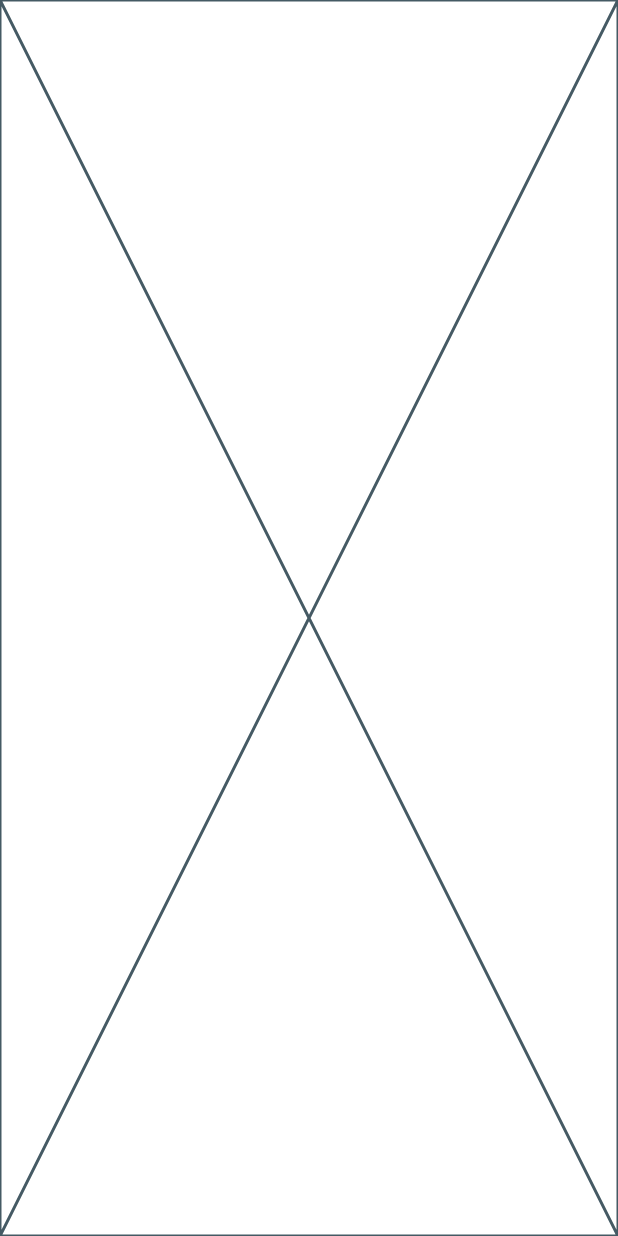
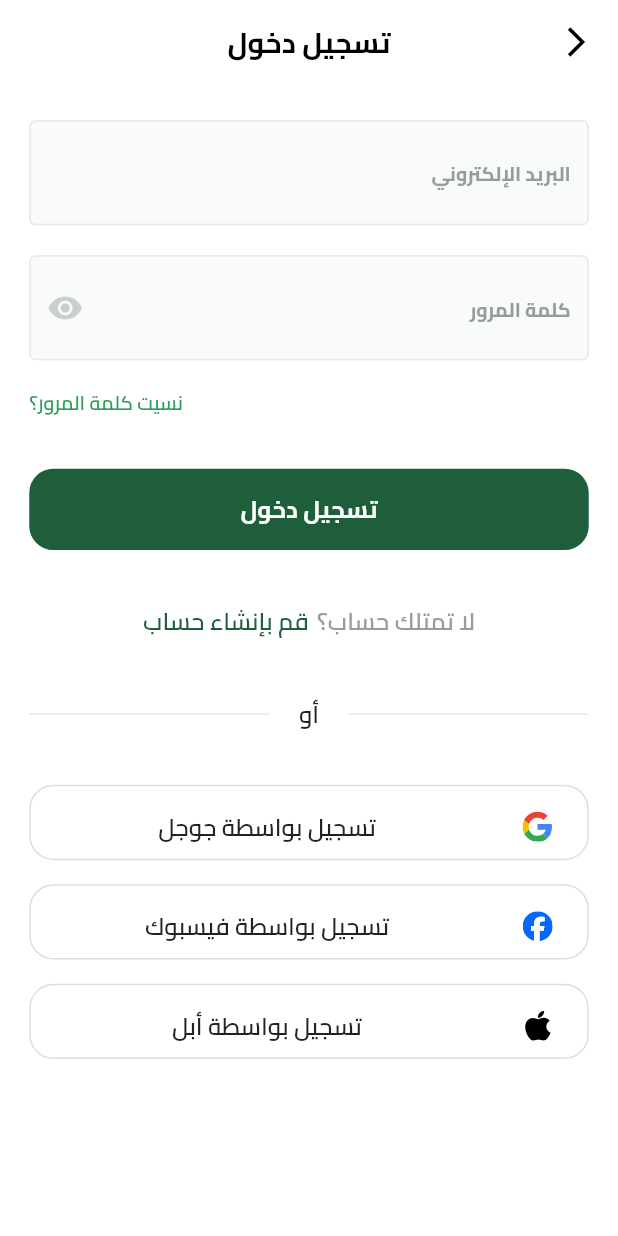
Before and after one commit to AbdelrahmanHydara/Fruit-Hub, a Flutter app: the screen it shows after launch, after a tap on "تخط", on a phone screen of 412 x 824 dp. Run offline on Flutter 3.47's test engine with Material 2 defaults, Android fonts, the phone set to English and light mode, and no system bars; our stand-ins replace dots_indicator, flutter_screenutil, flutter_svg, shared_preferences.

Commit message:
- added login screen - added custom text form field - added icons << facebook - google - apple >> - added social login - added some widgets

```diff
--- a/lib/core/constants.dart
+++ b/lib/core/constants.dart
@@ -1 +1,3 @@
 const isOnBoardingSeen = "isOnBoardingSeen";
+
+const AppHorizontalPadding = 18;
--- a/lib/core/helpers/spacing.dart
+++ b/lib/core/helpers/spacing.dart
@@ -8,5 +8,3 @@ SizedBox verticalSpace(double height) => SizedBox(
 SizedBox horizontalSpace(double width) => SizedBox(
   width: width.w,
 );
-
-const AppHorizontalPadding = 18.0;
--- a/lib/core/theming/app_colors.dart
+++ b/lib/core/theming/app_colors.dart
@@ -5,6 +5,7 @@ class AppColors {
   AppColors._();
 
   static const Color primaryColor = Color(0xFF1F5E3B);
+  static const Color lightPrimaryColor = Color(0xFF2D9F5D);
 
   static const Color myWhite = Colors.white;
   static const Color myBlack = Colors.black;
--- a/lib/core/widgets/app_button.dart
+++ b/lib/core/widgets/app_button.dart
@@ -1,6 +1,7 @@
 import 'package:flutter/material.dart';
 import 'package:flutter_screenutil/flutter_screenutil.dart';
 import 'package:fruits_app/core/theming/app_colors.dart';
+import 'package:fruits_app/core/theming/app_text_styles.dart';
 
 class AppButton extends StatelessWidget {
   const AppButton({super.key, required this.text, required this.onPressed,});
@@ -23,7 +24,7 @@ class AppButton extends StatelessWidget {
           onPressed: onPressed,
           child: Text(
             text,
-            style: TextStyle(
+            style: AppTextStyles.bold16.copyWith(
               color: Colors.white,
             ),
           )
--- /dev/null
+++ b/lib/core/widgets/app_text_form_field.dart
@@ -0,0 +1,41 @@
+import 'package:flutter/material.dart';
+import 'package:flutter_screenutil/flutter_screenutil.dart';
+import 'package:fruits_app/core/theming/app_text_styles.dart';
+
+class AppTextFormField extends StatelessWidget {
+  const AppTextFormField({super.key,
+    required this.hintText, required this.keyboardType, this.suffixIcon});
+
+  final TextInputType keyboardType;
+  final String hintText;
+  final Widget? suffixIcon;
+
+  @override
+  Widget build(BuildContext context) {
+    return TextFormField(
+      keyboardType: keyboardType,
+      decoration: InputDecoration(
+        suffixIcon: suffixIcon,
+        hintText: hintText,
+        hintStyle: AppTextStyles.bold13.copyWith(
+          color: const Color(0xFF949D9E),
+        ),
+        filled: true,
+        fillColor: const Color(0xFFF9FAFA),
+        enabledBorder: buildOutlineInputBorder(),
+        focusedBorder: buildOutlineInputBorder(),
+        border: buildOutlineInputBorder(),
+      ),
+    );
+  }
+
+  OutlineInputBorder buildOutlineInputBorder() {
+    return OutlineInputBorder(
+        borderRadius: BorderRadius.circular(4.r),
+        borderSide: BorderSide(
+          width: 1,
+          color: const Color(0xFFFE6E9E9),
+        ),
+      );
+  }
+}
--- /dev/null
+++ b/lib/core/widgets/custom_appbar.dart
@@ -0,0 +1,26 @@
+import 'package:flutter/material.dart';
+import 'package:fruits_app/core/helpers/extensions.dart';
+import 'package:fruits_app/core/theming/app_text_styles.dart';
+
+AppBar buildAppBar(BuildContext context,{required String title}) {
+  return AppBar(
+    backgroundColor: Colors.white,
+    elevation: 0,
+    centerTitle: true,
+    leading: GestureDetector(
+      onTap: () {
+        context.pop();
+      },
+      child: Icon(
+        Icons.arrow_back_ios_outlined,
+        color: Colors.black,
+      ),
+    ),
+    title: Text(
+      title,
+      style: AppTextStyles.bold19.copyWith(
+        color: Colors.black,
+      ),
+    ),
+  );
+}
--- /dev/null
+++ b/lib/core/widgets/or_divider.dart
@@ -0,0 +1,33 @@
+import 'package:flutter/material.dart';
+import 'package:flutter_screenutil/flutter_screenutil.dart';
+import 'package:fruits_app/core/constants.dart';
+import 'package:fruits_app/core/theming/app_text_styles.dart';
+
+class OrDivider extends StatelessWidget {
+  const OrDivider({super.key});
+
+  @override
+  Widget build(BuildContext context) {
+    return Row(
+      children: [
+        buildDivider(),
+        Padding(
+          padding: EdgeInsets.symmetric(horizontal: AppHorizontalPadding.w),
+          child: Text(
+            "أو",
+            style: AppTextStyles.semiBold16,
+          ),
+        ),
+        buildDivider(),
+      ],
+    );
+  }
+
+  Expanded buildDivider() {
+    return Expanded(
+        child: Divider(
+          color: const Color(0xFFDCDEDE),
+        ),
+      );
+  }
+}
--- a/lib/features/auth/login/screens/login_screen.dart
+++ b/lib/features/auth/login/screens/login_screen.dart
@@ -1,10 +1,18 @@
 import 'package:flutter/material.dart';
+import 'package:fruits_app/core/widgets/custom_appbar.dart';
+import 'widgets/login_screen_body.dart';
 
 class LoginScreen extends StatelessWidget {
   const LoginScreen({super.key});
 
   @override
   Widget build(BuildContext context) {
-    return const Placeholder();
+    return Scaffold(
+      appBar: buildAppBar(context,
+          title: "تسجيل دخول",
+      ),
+      body: LoginScreenBody(),
+    );
   }
+
 }
--- /dev/null
+++ b/lib/features/auth/login/screens/widgets/app_form_field.dart
@@ -0,0 +1,30 @@
+import 'package:flutter/material.dart';
+import 'package:fruits_app/core/helpers/spacing.dart';
+import 'package:fruits_app/core/widgets/app_text_form_field.dart';
+
+class AppFormField extends StatelessWidget {
+  const AppFormField({super.key});
+
+  @override
+  Widget build(BuildContext context) {
+    return Column(
+      children: [
+        verticalSpace(24),
+        AppTextFormField(
+          keyboardType: TextInputType.emailAddress,
+          hintText: "البريد الإلكتروني",
+        ),
+        verticalSpace(20),
+        AppTextFormField(
+          keyboardType: TextInputType.emailAddress,
+          hintText: "كلمة المرور",
+          suffixIcon: Icon(
+            Icons.remove_red_eye_rounded,
+            color: const Color(0xFFC9CECF),
+          ),
+        ),
+        verticalSpace(16),
+      ],
+    );
+  }
+}
--- /dev/null
+++ b/lib/features/auth/login/screens/widgets/dont_have_an_account.dart
@@ -0,0 +1,30 @@
+import 'package:flutter/material.dart';
+import 'package:fruits_app/core/helpers/spacing.dart';
+import 'package:fruits_app/core/theming/app_colors.dart';
+import 'package:fruits_app/core/theming/app_text_styles.dart';
+
+class DontHaveAnAccount  extends StatelessWidget {
+  const DontHaveAnAccount ({super.key});
+
+  @override
+  Widget build(BuildContext context) {
+    return Row(
+      mainAxisAlignment: MainAxisAlignment.center,
+      children: [
+        Text(
+          "لا تمتلك حساب؟",
+          style: AppTextStyles.semiBold16.copyWith(
+            color: const Color(0xFF949D9E),
+          ),
+        ),
+        horizontalSpace(5),
+        Text(
+          "قم بإنشاء حساب",
+          style: AppTextStyles.semiBold16.copyWith(
+            color: AppColors.primaryColor,
+          ),
+        ),
+      ],
+    );
+  }
+}
--- /dev/null
+++ b/lib/features/auth/login/screens/widgets/login_screen_body.dart
@@ -0,0 +1,53 @@
+import 'package:flutter/material.dart';
+import 'package:flutter_screenutil/flutter_screenutil.dart';
+import 'package:fruits_app/core/constants.dart';
+import 'package:fruits_app/core/helpers/spacing.dart';
+import 'package:fruits_app/core/theming/app_colors.dart';
+import 'package:fruits_app/core/theming/app_text_styles.dart';
+import 'package:fruits_app/core/widgets/app_button.dart';
+import 'package:fruits_app/core/widgets/or_divider.dart';
+import 'app_form_field.dart';
+import 'dont_have_an_account.dart';
+import 'social_button.dart';
+import 'social_login.dart';
+
+class LoginScreenBody extends StatelessWidget {
+  const LoginScreenBody({super.key});
+
+  @override
+  Widget build(BuildContext context) {
+    return SingleChildScrollView(
+      child: Padding(
+        padding: EdgeInsets.symmetric(horizontal: AppHorizontalPadding.w),
+        child: Column(
+          crossAxisAlignment: CrossAxisAlignment.end,
+          children: [
+            const AppFormField(),
+            buildForgetPassword(),
+            verticalSpace(32),
+            AppButton(
+                text: "تسجيل دخول",
+                onPressed: () {
+
+                }),
+            verticalSpace(32),
+            const DontHaveAnAccount(),
+            verticalSpace(32),
+            const OrDivider(),
+            verticalSpace(32),
+            const SocialLogin(),
+          ],
+        ),
+      ),
+    );
+  }
+
+  Text buildForgetPassword() {
+    return Text(
+      "نسيت كلمة المرور؟",
+      style: AppTextStyles.semiBold13.copyWith(
+        color: AppColors.lightPrimaryColor,
+      ),
+    );
+  }
+}
--- /dev/null
+++ b/lib/features/auth/login/screens/widgets/social_button.dart
@@ -0,0 +1,41 @@
+import 'package:flutter/material.dart';
+import 'package:flutter_screenutil/flutter_screenutil.dart';
+import 'package:flutter_svg/flutter_svg.dart';
+import 'package:fruits_app/core/theming/app_text_styles.dart';
+
+class SocialButton extends StatelessWidget {
+  const SocialButton({super.key, required this.image, required this.text, required this.onPressed});
+
+  final String image, text;
+  final void Function() onPressed;
+
+  @override
+  Widget build(BuildContext context) {
+    return SizedBox(
+      height: 50.h,
+      child: TextButton(
+        style: TextButton.styleFrom(
+          shape: RoundedRectangleBorder(
+            borderRadius: BorderRadius.circular(16.r),
+            side: const BorderSide(
+              width: 1,
+              color: Color(0xFFDCDEDE),
+            ),
+          )
+        ),
+        onPressed: onPressed,
+        child: ListTile(
+          visualDensity: const VisualDensity(
+            vertical: VisualDensity.minimumDensity,
+          ),
+          leading: SvgPicture.asset(image),
+          title: Text(
+            text,
+            textAlign: TextAlign.center,
+            style: AppTextStyles.semiBold16,
+          ),
+        ),
+      ),
+    );
+  }
+}
--- /dev/null
+++ b/lib/features/auth/login/screens/widgets/social_login.dart
@@ -0,0 +1,39 @@
+import 'package:flutter/material.dart';
+import 'package:fruits_app/core/helpers/spacing.dart';
+
+import 'social_button.dart';
+
+class SocialLogin extends StatelessWidget {
+  const SocialLogin({super.key});
+
+  @override
+  Widget build(BuildContext context) {
+    return Column(
+      children: [
+        SocialButton(
+          image: 'assets/svg/google_icon.svg',
+          text: 'تسجيل بواسطة جوجل',
+          onPressed: () {
+
+          },
+        ),
+        verticalSpace(16),
+        SocialButton(
+          image: 'assets/svg/facebook_icon.svg',
+          text: 'تسجيل بواسطة فيسبوك',
+          onPressed: () {
+
+          },
+        ),
+        verticalSpace(16),
+        SocialButton(
+          image: 'assets/svg/apple_icon.svg',
+          text: 'تسجيل بواسطة أبل',
+          onPressed: () {
+
+          },
+        ),
+      ],
+    );
+  }
+}
--- a/lib/fruits.dart
+++ b/lib/fruits.dart
@@ -3,6 +3,7 @@ import 'package:flutter/services.dart';
 import 'package:flutter_screenutil/flutter_screenutil.dart';
 import 'package:fruits_app/core/routing/my_router.dart';
 import 'package:fruits_app/core/routing/routes.dart';
+import 'package:fruits_app/core/theming/app_colors.dart';
 
 class FruitsApp extends StatelessWidget {
 
@@ -26,6 +27,9 @@ class FruitsApp extends StatelessWidget {
         onGenerateRoute: MyRouter.generateRoute,
         theme: ThemeData(
           fontFamily: 'Cairo',
+          colorScheme: ColorScheme.fromSeed(
+              seedColor: AppColors.primaryColor,
+          ),
           scaffoldBackgroundColor: Colors.white,
         ),
         builder: (context, child) {
```
Also changed, not shown: assets/svg/apple_icon.svg (added), assets/svg/facebook_icon.svg (added), assets/svg/google_icon.svg (added).
